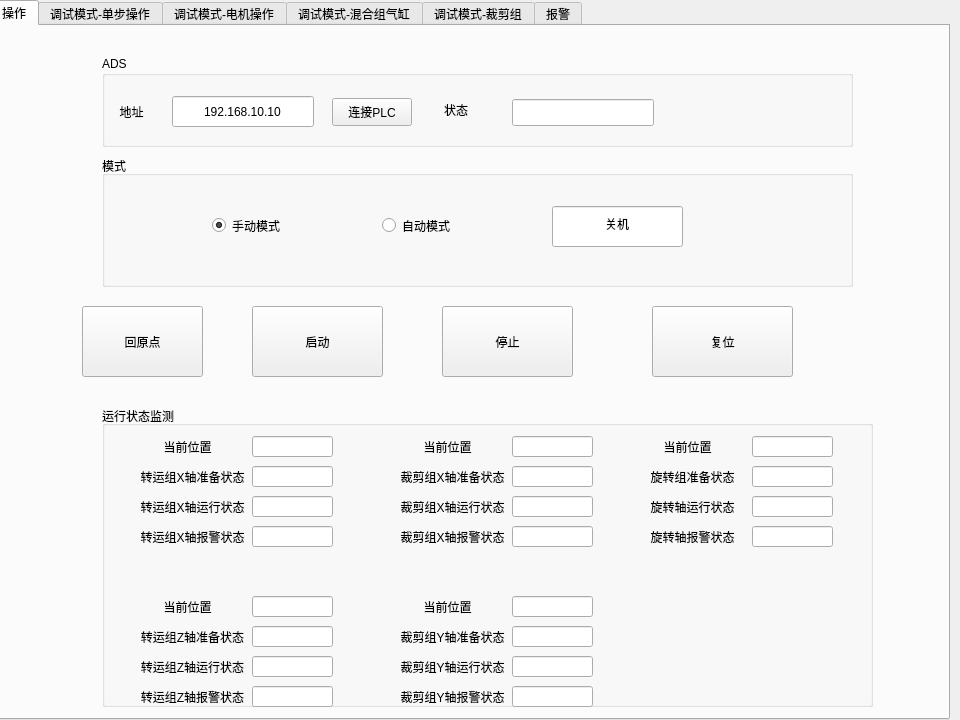
Before: the Qt Designer form widget.ui in stupid-rain/Aerosol_detection_equipment, drawn with Qt 5.
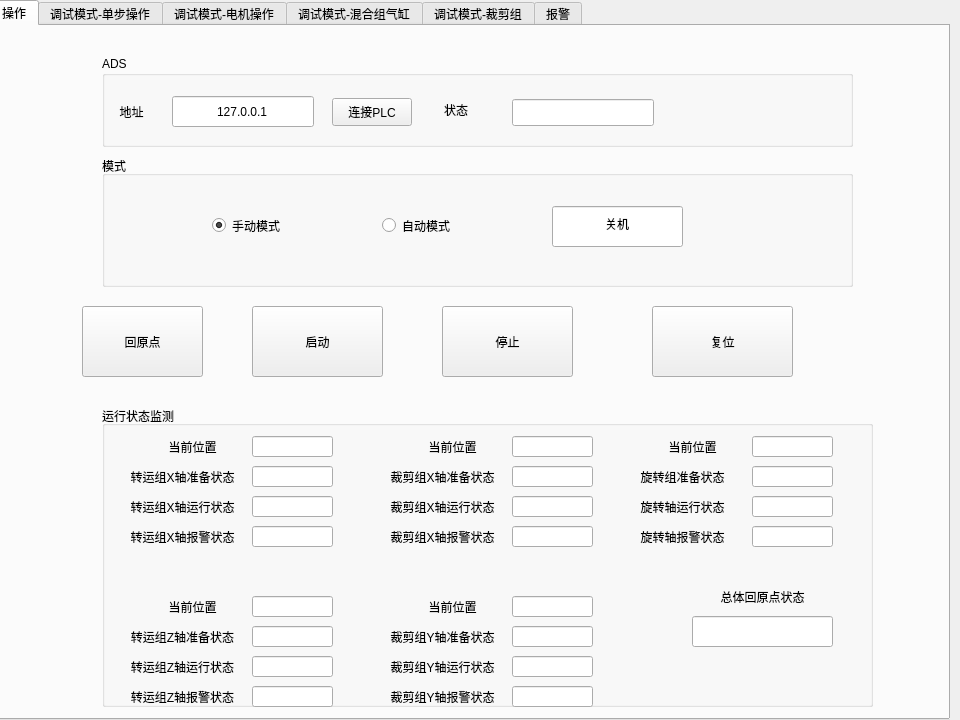
After: the same form once the commit is applied.

Patch:
```diff
--- a/widget.ui
+++ b/widget.ui
@@ -171,7 +171,7 @@
        </rect>
       </property>
       <property name="text">
-       <string>192.168.10.10</string>
+       <string>127.0.0.1</string>
       </property>
       <property name="alignment">
        <set>Qt::AlignCenter</set>
@@ -280,9 +280,9 @@
      <widget class="QLabel" name="label_Axi_Status_1">
       <property name="geometry">
        <rect>
-        <x>30</x>
+        <x>10</x>
         <y>60</y>
-        <width>121</width>
+        <width>141</width>
         <height>21</height>
        </rect>
       </property>
@@ -312,9 +312,9 @@
      <widget class="QLabel" name="label_Axi_Status_2">
       <property name="geometry">
        <rect>
-        <x>30</x>
+        <x>10</x>
         <y>220</y>
-        <width>121</width>
+        <width>141</width>
         <height>21</height>
        </rect>
       </property>
@@ -344,9 +344,9 @@
      <widget class="QLabel" name="label_Axi_Status_3">
       <property name="geometry">
        <rect>
-        <x>290</x>
+        <x>270</x>
         <y>60</y>
-        <width>121</width>
+        <width>141</width>
         <height>21</height>
        </rect>
       </property>
@@ -376,9 +376,9 @@
      <widget class="QLabel" name="label_Axi_Status_4">
       <property name="geometry">
        <rect>
-        <x>290</x>
+        <x>270</x>
         <y>220</y>
-        <width>121</width>
+        <width>141</width>
         <height>21</height>
        </rect>
       </property>
@@ -408,9 +408,9 @@
      <widget class="QLabel" name="label_Axi_Status_5">
       <property name="geometry">
        <rect>
-        <x>530</x>
+        <x>510</x>
         <y>60</y>
-        <width>121</width>
+        <width>141</width>
         <height>21</height>
        </rect>
       </property>
@@ -440,9 +440,9 @@
      <widget class="QLabel" name="label_Axi_CurPositon_Status_1">
       <property name="geometry">
        <rect>
-        <x>40</x>
+        <x>20</x>
         <y>30</y>
-        <width>91</width>
+        <width>141</width>
         <height>21</height>
        </rect>
       </property>
@@ -488,9 +488,9 @@
      <widget class="QLabel" name="label_Axi_CurPositon_Status_2">
       <property name="geometry">
        <rect>
-        <x>40</x>
+        <x>20</x>
         <y>190</y>
-        <width>91</width>
+        <width>141</width>
         <height>21</height>
        </rect>
       </property>
@@ -520,9 +520,9 @@
      <widget class="QLabel" name="label_Axi_CurPositon_Status_3">
       <property name="geometry">
        <rect>
-        <x>300</x>
+        <x>280</x>
         <y>30</y>
-        <width>91</width>
+        <width>141</width>
         <height>21</height>
        </rect>
       </property>
@@ -552,9 +552,9 @@
      <widget class="QLabel" name="label_Axi_CurPositon_Status_4">
       <property name="geometry">
        <rect>
-        <x>300</x>
+        <x>280</x>
         <y>190</y>
-        <width>91</width>
+        <width>141</width>
         <height>21</height>
        </rect>
       </property>
@@ -584,9 +584,9 @@
      <widget class="QLabel" name="label_Axi_CurPositon_Status_5">
       <property name="geometry">
        <rect>
-        <x>540</x>
+        <x>520</x>
         <y>30</y>
-        <width>91</width>
+        <width>141</width>
         <height>21</height>
        </rect>
       </property>
@@ -616,9 +616,9 @@
      <widget class="QLabel" name="label_Axi_RunningStatus_1">
       <property name="geometry">
        <rect>
-        <x>30</x>
+        <x>10</x>
         <y>90</y>
-        <width>121</width>
+        <width>141</width>
         <height>21</height>
        </rect>
       </property>
@@ -648,9 +648,9 @@
      <widget class="QLabel" name="label_Axi_RunningStatus_2">
       <property name="geometry">
        <rect>
-        <x>30</x>
+        <x>10</x>
         <y>250</y>
-        <width>121</width>
+        <width>141</width>
         <height>21</height>
        </rect>
       </property>
@@ -680,9 +680,9 @@
      <widget class="QLabel" name="label_Axi_RunningStatus_3">
       <property name="geometry">
        <rect>
-        <x>290</x>
+        <x>270</x>
         <y>90</y>
-        <width>121</width>
+        <width>141</width>
         <height>21</height>
        </rect>
       </property>
@@ -712,9 +712,9 @@
      <widget class="QLabel" name="label_Axi_RunningStatus_4">
       <property name="geometry">
        <rect>
-        <x>290</x>
+        <x>270</x>
         <y>250</y>
-        <width>121</width>
+        <width>141</width>
         <height>21</height>
        </rect>
       </property>
@@ -744,9 +744,9 @@
      <widget class="QLabel" name="label_Axi_RunningStatus_5">
       <property name="geometry">
        <rect>
-        <x>530</x>
+        <x>510</x>
         <y>90</y>
-        <width>121</width>
+        <width>141</width>
         <height>21</height>
        </rect>
       </property>
@@ -776,9 +776,9 @@
      <widget class="QLabel" name="label_Axi_ErroStatus_1">
       <property name="geometry">
        <rect>
-        <x>30</x>
+        <x>10</x>
         <y>120</y>
-        <width>121</width>
+        <width>141</width>
         <height>21</height>
        </rect>
       </property>
@@ -792,9 +792,9 @@
      <widget class="QLabel" name="label_Axi_ErroStatus_2">
       <property name="geometry">
        <rect>
-        <x>30</x>
+        <x>10</x>
         <y>280</y>
-        <width>121</width>
+        <width>141</width>
         <height>21</height>
        </rect>
       </property>
@@ -808,9 +808,9 @@
      <widget class="QLabel" name="label_Axi_ErroStatus_3">
       <property name="geometry">
        <rect>
-        <x>290</x>
+        <x>270</x>
         <y>120</y>
-        <width>121</width>
+        <width>141</width>
         <height>21</height>
        </rect>
       </property>
@@ -824,9 +824,9 @@
      <widget class="QLabel" name="label_Axi_ErroStatus_4">
       <property name="geometry">
        <rect>
-        <x>290</x>
+        <x>270</x>
         <y>280</y>
-        <width>121</width>
+        <width>141</width>
         <height>21</height>
        </rect>
       </property>
@@ -840,9 +840,9 @@
      <widget class="QLabel" name="label_Axi_ErroStatus_5">
       <property name="geometry">
        <rect>
-        <x>530</x>
+        <x>510</x>
         <y>120</y>
-        <width>121</width>
+        <width>141</width>
         <height>21</height>
        </rect>
       </property>
@@ -917,6 +917,35 @@
        <set>Qt::AlignCenter</set>
       </property>
      </widget>
+     <widget class="QLineEdit" name="lineEdit_All_homed_status">
+      <property name="geometry">
+       <rect>
+        <x>590</x>
+        <y>210</y>
+        <width>141</width>
+        <height>31</height>
+       </rect>
+      </property>
+      <property name="alignment">
+       <set>Qt::AlignCenter</set>
+      </property>
+     </widget>
+     <widget class="QLabel" name="label_All_homed_status">
+      <property name="geometry">
+       <rect>
+        <x>590</x>
+        <y>180</y>
+        <width>141</width>
+        <height>21</height>
+       </rect>
+      </property>
+      <property name="text">
+       <string>总体回原点状态</string>
+      </property>
+      <property name="alignment">
+       <set>Qt::AlignCenter</set>
+      </property>
+     </widget>
     </widget>
    </widget>
    <widget class="QWidget" name="tab_2">
```
Left out of the diff: 4 changed lines with no effect on the pictures.
